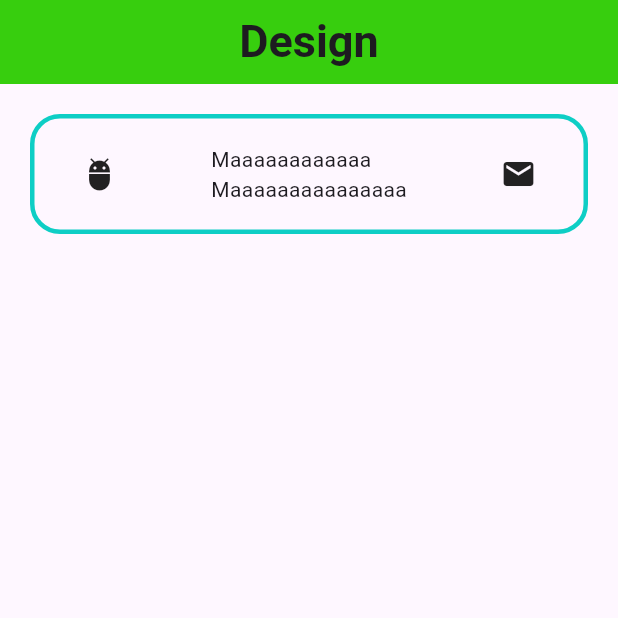
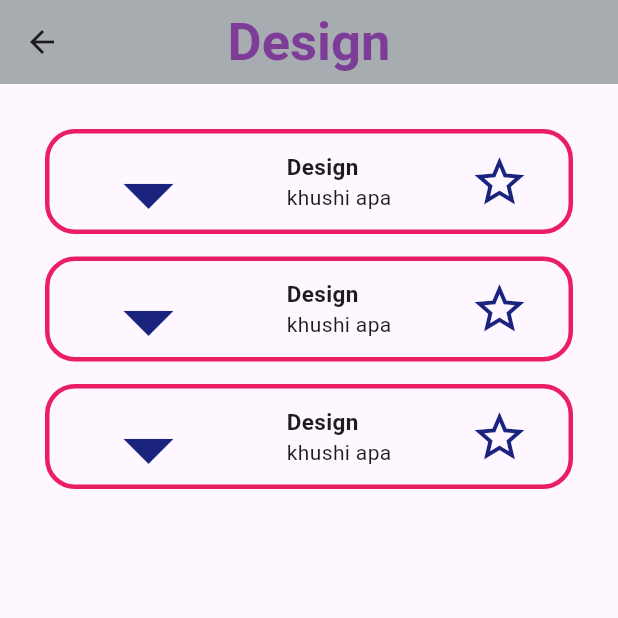
Before and after one commit to khushiakter10/all_design_ui, a Flutter app: the Design screen opened directly, on a phone screen of 412 x 824 dp, the top half of it. Run offline on Flutter 3.47's test engine with Material 3 defaults, Android fonts, the phone set to English and light mode, and no system bars.

Commit message:
box_design

```diff
--- a/lib/main.dart
+++ b/lib/main.dart
@@ -1,4 +1,5 @@
  import 'package:all_design_ui/view/box_design/box_design.dart';
+import 'package:all_design_ui/view/card_litsview/card_listview.dart';
 import 'package:all_design_ui/view/design/design.dart';
 import 'package:flutter/material.dart';
 
@@ -14,7 +15,7 @@ void main(){
    Widget build(BuildContext context) {
      return  const MaterialApp(
        debugShowCheckedModeBanner: false,
-       home:  Design(),
+       home:  CardListview(),
      );
    }
  }
--- /dev/null
+++ b/lib/view/card_litsview/card_listview.dart
@@ -0,0 +1,38 @@
+import 'package:flutter/material.dart';
+
+class CardListview extends StatelessWidget {
+  const CardListview({super.key});
+
+  @override
+  Widget build(BuildContext context) {
+    return Scaffold(
+      appBar: AppBar(
+        backgroundColor: Colors.blueGrey,
+        title: const Text(
+          "CardlistView",
+          style: TextStyle(
+              color: Colors.black, fontWeight: FontWeight.bold, fontSize: 20),
+        ),
+        centerTitle: true,
+      ),
+      body:  Padding(
+        padding: const EdgeInsets.all(8.0),
+        child: Column(
+          children: [
+            // Card(
+            //   elevation: 10,
+            //   shape: OutlineInputBorder(
+            //     borderRadius: BorderRadius.circular(20),
+            //     borderSide: const BorderSide(),
+            //   ),
+            //   child: const Padding(
+            //     padding: EdgeInsets.only(left: 20,right: 20,bottom: 20,top: 20),
+            //     child: Text("kkkkk"),
+            //   ),
+            // )
+          ],
+        ),
+      ),
+    );
+  }
+}
--- a/lib/view/design/design.dart
+++ b/lib/view/design/design.dart
@@ -7,42 +7,132 @@ class Design extends StatelessWidget {
   Widget build(BuildContext context) {
     return Scaffold(
       appBar: AppBar(
-        backgroundColor: const Color(0xff37ce0e),
-        title: const Center(
-          child: Text(
-            "Design",
-            style: TextStyle(fontWeight: FontWeight.bold, fontSize: 30),
-          ),
+        backgroundColor: const Color(0xffa6acaf),
+        title: const Text(
+          "Design",
+          style: TextStyle(
+              color: Color(0xff7d3c98),
+              fontSize: 35,
+              fontWeight: FontWeight.bold),
         ),
+        centerTitle: true,
       ),
       body: Padding(
-        padding: const EdgeInsets.all(20),
+        padding: const EdgeInsets.all(30),
         child: Column(
           children: [
             Container(
-              height: 80,
+              height: 70,
               decoration: BoxDecoration(
-                border: Border.all(color: Color(0xff0ecec5 ),width: 3
-                ),
-                borderRadius: const BorderRadius.all(Radius.circular(20)
+                border: Border.all(color: const Color(0xffe91e63), width: 3),
+                borderRadius: const BorderRadius.all(
+                  Radius.circular(20),
                 ),
               ),
               child: const Row(
                 mainAxisAlignment: MainAxisAlignment.spaceAround,
                 children: [
-                  Icon(Icons.adb),
+                  Icon(
+                    Icons.arrow_drop_down,
+                    size: 80,
+                    color: Color(0xff1a237e),
+                  ),
                   Column(
                     mainAxisAlignment: MainAxisAlignment.center,
                     crossAxisAlignment: CrossAxisAlignment.start,
                     children: [
-                      Text("Maaaaaaaaaaaa"),
-                      Text("Maaaaaaaaaaaaaaa")
+                      Text(
+                        "Design",
+                        style: TextStyle(
+                            fontWeight: FontWeight.bold, fontSize: 15),
+                      ),
+                      Text("khushi apa")
                     ],
                   ),
-                  Icon(Icons.mail)
+                  Icon(
+                    Icons.star_border_purple500_outlined,
+                    size: 40,
+                    color: Color(0xff1a237e),
+                  )
                 ],
               ),
-            )
+            ),
+            const SizedBox(
+              height: 15,
+            ),
+            Container(
+              height: 70,
+              decoration: BoxDecoration(
+                border: Border.all(color: const Color(0xffe91e63), width: 3),
+                borderRadius: const BorderRadius.all(
+                  Radius.circular(20),
+                ),
+              ),
+              child: const Row(
+                mainAxisAlignment: MainAxisAlignment.spaceAround,
+                children: [
+                  Icon(
+                    Icons.arrow_drop_down,
+                    size: 80,
+                    color: Color(0xff1a237e),
+                  ),
+                  Column(
+                    mainAxisAlignment: MainAxisAlignment.center,
+                    crossAxisAlignment: CrossAxisAlignment.start,
+                    children: [
+                      Text(
+                        "Design",
+                        style: TextStyle(
+                            fontWeight: FontWeight.bold, fontSize: 15),
+                      ),
+                      Text("khushi apa")
+                    ],
+                  ),
+                  Icon(
+                    Icons.star_border_purple500_outlined,
+                    size: 40,
+                    color: Color(0xff1a237e),
+                  )
+                ],
+              ),
+            ),
+            const SizedBox(height: 15,),
+            Container(
+              height: 70,
+              decoration: BoxDecoration(
+                border: Border.all(color: const Color(0xffe91e63), width: 3),
+                borderRadius: const BorderRadius.all(
+                  Radius.circular(20),
+                ),
+              ),
+              child: const Row(
+                mainAxisAlignment: MainAxisAlignment.spaceAround,
+                children: [
+                  Icon(
+                    Icons.arrow_drop_down,
+                    size: 80,
+                    color: Color(0xff1a237e),
+                  ),
+                  Column(
+                    mainAxisAlignment: MainAxisAlignment.center,
+                    crossAxisAlignment: CrossAxisAlignment.start,
+                    children: [
+                      Text(
+                        "Design",
+                        style: TextStyle(
+                            fontWeight: FontWeight.bold, fontSize: 15),
+                      ),
+                      Text("khushi apa")
+                    ],
+                  ),
+                  Icon(
+                    Icons.star_border_purple500_outlined,
+                    size: 40,
+                    color: Color(0xff1a237e),
+                  )
+                ],
+              ),
+            ),
           ],
         ),
       ),
```
